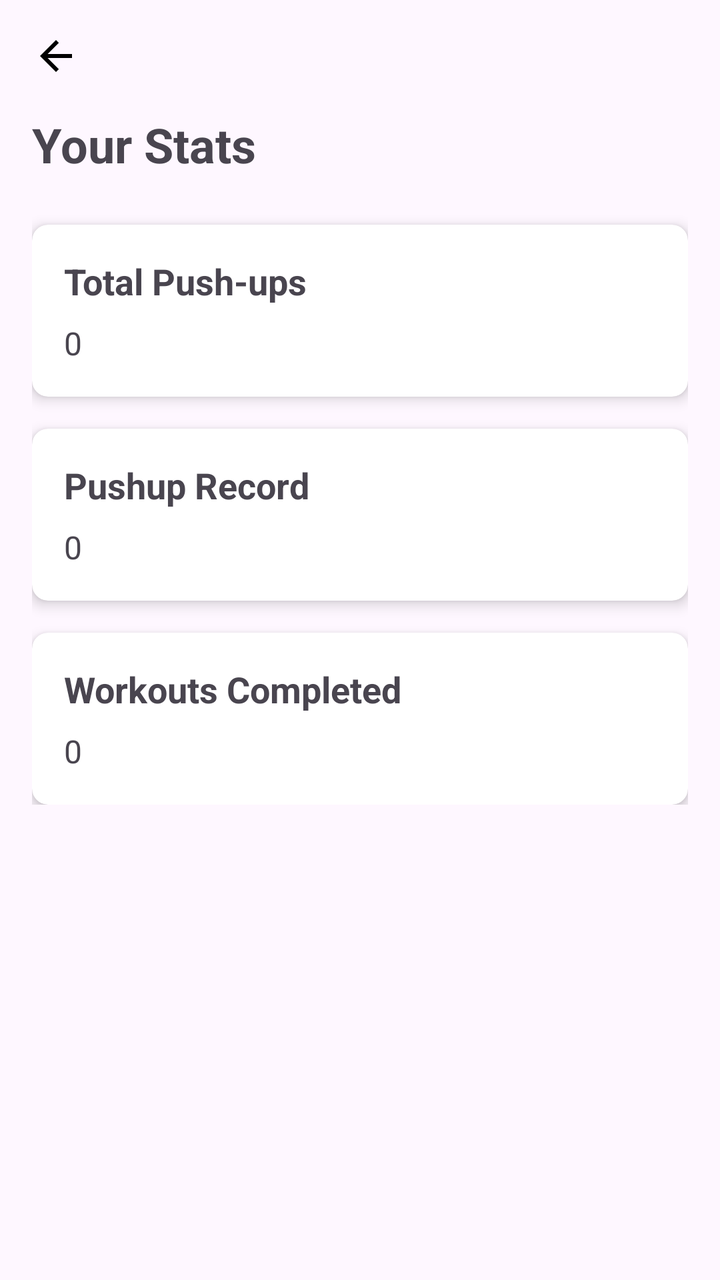
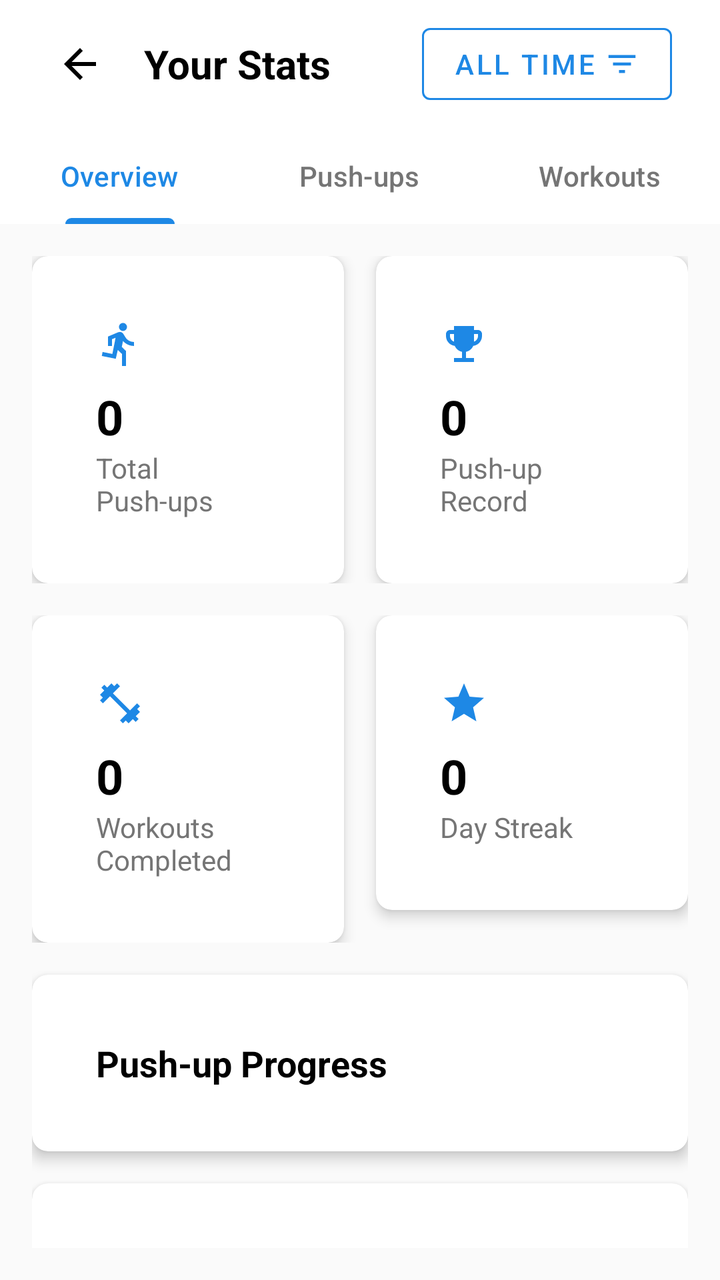

An Android layout rendered at two revisions. The XML below is the earlier revision; the diff shows what the commit changed to produce the second picture.
<!-- AndroidManifest.xml: application theme Theme.Boxy -->
<!-- res/layout/fragment_stats.xml -->
<?xml version="1.0" encoding="utf-8"?>
<ScrollView
    xmlns:android="http://schemas.android.com/apk/res/android"
    xmlns:app="http://schemas.android.com/apk/res-auto"
    android:layout_width="match_parent"
    android:layout_height="match_parent"
    android:padding="16dp">

    <LinearLayout
        android:layout_width="match_parent"
        android:layout_height="wrap_content"
        android:orientation="vertical">

        
        <ImageButton
            android:id="@+id/btn_back"
            android:layout_width="wrap_content"
            android:layout_height="wrap_content"
            android:background="?attr/selectableItemBackgroundBorderless"
            android:src="@drawable/ic_arrow_back"
            android:contentDescription="Back"
            android:layout_marginBottom="16dp"/>

        
        <TextView
            android:id="@+id/tv_stats_title"
            android:layout_width="wrap_content"
            android:layout_height="wrap_content"
            android:text="Your Stats"
            android:textSize="24sp"
            android:textStyle="bold"
            android:layout_marginBottom="24dp"/>

        
        <androidx.cardview.widget.CardView
            android:layout_width="match_parent"
            android:layout_height="wrap_content"
            app:cardCornerRadius="8dp"
            app:cardElevation="4dp"
            android:layout_marginBottom="16dp">
            <LinearLayout
                android:layout_width="match_parent"
                android:layout_height="wrap_content"
                android:orientation="vertical"
                android:padding="16dp">
                <TextView
                    android:id="@+id/tv_pushup_label"
                    android:layout_width="wrap_content"
                    android:layout_height="wrap_content"
                    android:text="Total Push-ups"
                    android:textSize="18sp"
                    android:textStyle="bold"/>
                <TextView
                    android:id="@+id/tv_total_pushups"
                    android:layout_width="wrap_content"
                    android:layout_height="wrap_content"
                    android:text="0"
                    android:textSize="16sp"
                    android:layout_marginTop="8dp"/>
            </LinearLayout>
        </androidx.cardview.widget.CardView>

        
        <androidx.cardview.widget.CardView
            android:layout_width="match_parent"
            android:layout_height="wrap_content"
            app:cardCornerRadius="8dp"
            app:cardElevation="4dp"
            android:layout_marginBottom="16dp">
            <LinearLayout
                android:layout_width="match_parent"
                android:layout_height="wrap_content"
                android:orientation="vertical"
                android:padding="16dp">
                <TextView
                    android:id="@+id/tv_record_label"
                    android:layout_width="wrap_content"
                    android:layout_height="wrap_content"
                    android:text="Pushup Record"
                    android:textSize="18sp"
                    android:textStyle="bold"/>
                <TextView
                    android:id="@+id/tv_pushup_record"
                    android:layout_width="wrap_content"
                    android:layout_height="wrap_content"
                    android:text="0"
                    android:textSize="16sp"
                    android:layout_marginTop="8dp"/>
            </LinearLayout>
        </androidx.cardview.widget.CardView>

        
        <androidx.cardview.widget.CardView
            android:layout_width="match_parent"
            android:layout_height="wrap_content"
            app:cardCornerRadius="8dp"
            app:cardElevation="4dp">
            <LinearLayout
                android:layout_width="match_parent"
                android:layout_height="wrap_content"
                android:orientation="vertical"
                android:padding="16dp">
                <TextView
                    android:id="@+id/tv_workout_label"
                    android:layout_width="wrap_content"
                    android:layout_height="wrap_content"
                    android:text="Workouts Completed"
                    android:textSize="18sp"
                    android:textStyle="bold"/>
                <TextView
                    android:id="@+id/tv_total_workouts"
                    android:layout_width="wrap_content"
                    android:layout_height="wrap_content"
                    android:text="0"
                    android:textSize="16sp"
                    android:layout_marginTop="8dp"/>
            </LinearLayout>
        </androidx.cardview.widget.CardView>

    </LinearLayout>
</ScrollView>
<!-- resources referenced by this layout -->
<resources>
  <!-- drawable ic_arrow_back (drawable) -->
  <vector xmlns:android="http://schemas.android.com/apk/res/android"
      android:width="24dp"
      android:height="24dp"
      android:viewportWidth="24"
      android:viewportHeight="24">
      <path
          android:fillColor="#FF000000"
          android:pathData="M20,11H7.83l5.59,-5.59L12,4l-8,8 8,8 1.41,-1.41L7.83,13H20v-2z"/>
  </vector>
  <style name="Theme.Boxy" parent="Base.Theme.Boxy" />
  <style name="Base.Theme.Boxy" parent="Theme.Material3.DayNight.NoActionBar">
          
          
      </style>
</resources>

<!-- the commit's change to res/layout/fragment_stats.xml (unified diff, before → after) -->
@@ -1,121 +1,477 @@
 <?xml version="1.0" encoding="utf-8"?>
-<ScrollView
+<androidx.coordinatorlayout.widget.CoordinatorLayout
     xmlns:android="http://schemas.android.com/apk/res/android"
     xmlns:app="http://schemas.android.com/apk/res-auto"
+    xmlns:tools="http://schemas.android.com/tools"
     android:layout_width="match_parent"
     android:layout_height="match_parent"
-    android:padding="16dp">
-
-    <LinearLayout
+    android:background="@color/background_light">
+
+    <com.google.android.material.appbar.AppBarLayout
+        android:id="@+id/appbar"
         android:layout_width="match_parent"
         android:layout_height="wrap_content"
-        android:orientation="vertical">
-
-        
-        <ImageButton
-            android:id="@+id/btn_back"
-            android:layout_width="wrap_content"
-            android:layout_height="wrap_content"
-            android:background="?attr/selectableItemBackgroundBorderless"
-            android:src="@drawable/ic_arrow_back"
-            android:contentDescription="Back"
-            android:layout_marginBottom="16dp"/>
-
-        
-        <TextView
-            android:id="@+id/tv_stats_title"
-            android:layout_width="wrap_content"
-            android:layout_height="wrap_content"
-            android:text="Your Stats"
-            android:textSize="24sp"
-            android:textStyle="bold"
-            android:layout_marginBottom="24dp"/>
-
-        
-        <androidx.cardview.widget.CardView
+        android:background="@color/white"
+        app:elevation="0dp">
+
+        <androidx.appcompat.widget.Toolbar
+            android:id="@+id/toolbar"
+            android:layout_width="match_parent"
+            android:layout_height="?attr/actionBarSize"
+            android:paddingStart="8dp"
+            android:paddingEnd="16dp">
+
+            <LinearLayout
+                android:layout_width="match_parent"
+                android:layout_height="wrap_content"
+                android:orientation="horizontal"
+                android:gravity="center_vertical">
+
+                <ImageButton
+                    android:id="@+id/btn_back"
+                    android:layout_width="48dp"
+                    android:layout_height="48dp"
+                    android:background="?attr/selectableItemBackgroundBorderless"
+                    android:src="@drawable/ic_arrow_back"
+                    android:contentDescription="Back"
+                    app:tint="@color/black" />
+
+                <TextView
+                    android:id="@+id/tv_stats_title"
+                    android:layout_width="0dp"
+                    android:layout_height="wrap_content"
+                    android:layout_weight="1"
+                    android:text="Your Stats"
+                    android:textSize="20sp"
+                    android:textStyle="bold"
+                    android:textColor="@color/black"
+                    android:layout_marginStart="8dp" />
+
+                <com.google.android.material.button.MaterialButton
+                    android:id="@+id/btn_time_filter"
+                    style="@style/Widget.MaterialComponents.Button.OutlinedButton"
+                    android:layout_width="wrap_content"
+                    android:layout_height="wrap_content"
+                    android:text="All Time"
+                    android:textColor="@color/primary"
+                    app:strokeColor="@color/primary"
+                    app:icon="@drawable/ic_filter"
+                    app:iconTint="@color/primary"
+                    app:iconGravity="end" />
+            </LinearLayout>
+        </androidx.appcompat.widget.Toolbar>
+
+        <com.google.android.material.tabs.TabLayout
+            android:id="@+id/tab_layout"
             android:layout_width="match_parent"
             android:layout_height="wrap_content"
-            app:cardCornerRadius="8dp"
-            app:cardElevation="4dp"
-            android:layout_marginBottom="16dp">
-            <LinearLayout
-                android:layout_width="match_parent"
-                android:layout_height="wrap_content"
-                android:orientation="vertical"
-                android:padding="16dp">
-                <TextView
-                    android:id="@+id/tv_pushup_label"
-                    android:layout_width="wrap_content"
-                    android:layout_height="wrap_content"
-                    android:text="Total Push-ups"
-                    android:textSize="18sp"
-                    android:textStyle="bold"/>
-                <TextView
-                    android:id="@+id/tv_total_pushups"
-                    android:layout_width="wrap_content"
-                    android:layout_height="wrap_content"
-                    android:text="0"
-                    android:textSize="16sp"
-                    android:layout_marginTop="8dp"/>
-            </LinearLayout>
-        </androidx.cardview.widget.CardView>
-
-        
-        <androidx.cardview.widget.CardView
+            app:tabMode="fixed"
+            app:tabGravity="fill"
+            app:tabIndicatorColor="@color/primary"
+            app:tabSelectedTextColor="@color/primary"
+            app:tabTextColor="@color/gray_dark"
+            android:background="@color/white">
+
+            <com.google.android.material.tabs.TabItem
+                android:layout_width="wrap_content"
+                android:layout_height="wrap_content"
+                android:text="Overview" />
+
+            <com.google.android.material.tabs.TabItem
+                android:layout_width="wrap_content"
+                android:layout_height="wrap_content"
+                android:text="Push-ups" />
+
+            <com.google.android.material.tabs.TabItem
+                android:layout_width="wrap_content"
+                android:layout_height="wrap_content"
+                android:text="Workouts" />
+        </com.google.android.material.tabs.TabLayout>
+    </com.google.android.material.appbar.AppBarLayout>
+
+    <androidx.core.widget.NestedScrollView
+        android:layout_width="match_parent"
+        android:layout_height="match_parent"
+        app:layout_behavior="@string/appbar_scrolling_view_behavior"
+        android:padding="16dp">
+
+        <LinearLayout
             android:layout_width="match_parent"
             android:layout_height="wrap_content"
-            app:cardCornerRadius="8dp"
-            app:cardElevation="4dp"
-            android:layout_marginBottom="16dp">
+            android:orientation="vertical">
+
+            
             <LinearLayout
                 android:layout_width="match_parent"
                 android:layout_height="wrap_content"
-                android:orientation="vertical"
-                android:padding="16dp">
-                <TextView
-                    android:id="@+id/tv_record_label"
-                    android:layout_width="wrap_content"
-                    android:layout_height="wrap_content"
-                    android:text="Pushup Record"
-                    android:textSize="18sp"
-                    android:textStyle="bold"/>
-                <TextView
-                    android:id="@+id/tv_pushup_record"
-                    android:layout_width="wrap_content"
-                    android:layout_height="wrap_content"
-                    android:text="0"
-                    android:textSize="16sp"
-                    android:layout_marginTop="8dp"/>
+                android:orientation="horizontal"
+                android:layout_marginBottom="16dp">
+
+                
+                <androidx.cardview.widget.CardView
+                    style="@style/CardView.App"
+                    android:layout_width="0dp"
+                    android:layout_height="wrap_content"
+                    android:layout_weight="1"
+                    android:layout_marginEnd="8dp">
+
+                    <LinearLayout
+                        android:layout_width="match_parent"
+                        android:layout_height="wrap_content"
+                        android:orientation="vertical"
+                        android:padding="16dp">
+
+                        <ImageView
+                            android:layout_width="24dp"
+                            android:layout_height="24dp"
+                            android:src="@drawable/ic_exercise"
+                            app:tint="@color/primary" />
+
+                        <TextView
+                            android:id="@+id/tv_total_pushups"
+                            android:layout_width="wrap_content"
+                            android:layout_height="wrap_content"
+                            android:text="0"
+                            android:textSize="24sp"
+                            android:textStyle="bold"
+                            android:textColor="@color/black"
+                            android:layout_marginTop="8dp" />
+
+                        <TextView
+                            android:layout_width="wrap_content"
+                            android:layout_height="wrap_content"
+                            android:text="Total Push-ups"
+                            android:textSize="14sp"
+                            android:textColor="@color/gray_dark" />
+                    </LinearLayout>
+                </androidx.cardview.widget.CardView>
+
+                
+                <androidx.cardview.widget.CardView
+                    style="@style/CardView.App"
+                    android:layout_width="0dp"
+                    android:layout_height="wrap_content"
+                    android:layout_weight="1"
+                    android:layout_marginStart="8dp">
+
+                    <LinearLayout
+                        android:layout_width="match_parent"
+                        android:layout_height="wrap_content"
+                        android:orientation="vertical"
+                        android:padding="16dp">
+
+                        <ImageView
+                            android:layout_width="24dp"
+                            android:layout_height="24dp"
+                            android:src="@drawable/ic_trophy"
+                            app:tint="@color/primary" />
+
+                        <TextView
+                            android:id="@+id/tv_pushup_record"
+                            android:layout_width="wrap_content"
+                            android:layout_height="wrap_content"
+                            android:text="0"
+                            android:textSize="24sp"
+                            android:textStyle="bold"
+                            android:textColor="@color/black"
+                            android:layout_marginTop="8dp" />
+
+                        <TextView
+                            android:layout_width="wrap_content"
+                            android:layout_height="wrap_content"
+                            android:text="Push-up Record"
+                            android:textSize="14sp"
+                            android:textColor="@color/gray_dark" />
+                    </LinearLayout>
+                </androidx.cardview.widget.CardView>
             </LinearLayout>
-        </androidx.cardview.widget.CardView>
-
-        
-        <androidx.cardview.widget.CardView
-            android:layout_width="match_parent"
-            android:layout_height="wrap_content"
-            app:cardCornerRadius="8dp"
-            app:cardElevation="4dp">
+
+            
             <LinearLayout
                 android:layout_width="match_parent"
                 android:layout_height="wrap_content"
-                android:orientation="vertical"
-                android:padding="16dp">
-                <TextView
-                    android:id="@+id/tv_workout_label"
-                    android:layout_width="wrap_content"
-                    android:layout_height="wrap_content"
-                    android:text="Workouts Completed"
-                    android:textSize="18sp"
-                    android:textStyle="bold"/>
-                <TextView
-                    android:id="@+id/tv_total_workouts"
-                    android:layout_width="wrap_content"
-                    android:layout_height="wrap_content"
-                    android:text="0"
-                    android:textSize="16sp"
-                    android:layout_marginTop="8dp"/>
+                android:orientation="horizontal"
+                android:layout_marginBottom="16dp">
+
+                
+                <androidx.cardview.widget.CardView
+                    style="@style/CardView.App"
+                    android:layout_width="0dp"
+                    android:layout_height="wrap_content"
+                    android:layout_weight="1"
+                    android:layout_marginEnd="8dp">
+
+                    <LinearLayout
+                        android:layout_width="match_parent"
+                        android:layout_height="wrap_content"
+                        android:orientation="vertical"
+                        android:padding="16dp">
+
+                        <ImageView
+                            android:layout_width="24dp"
+                            android:layout_height="24dp"
+                            android:src="@drawable/ic_workouts"
+                            app:tint="@color/primary" />
+
+                        <TextView
+                            android:id="@+id/tv_total_workouts"
+                            android:layout_width="wrap_content"
+                            android:layout_height="wrap_content"
+                            android:text="0"
+                            android:textSize="24sp"
+                            android:textStyle="bold"
+                            android:textColor="@color/black"
+                            android:layout_marginTop="8dp" />
+
+                        <TextView
+                            android:layout_width="wrap_content"
+                            android:layout_height="wrap_content"
+                            android:text="Workouts Completed"
+                            android:textSize="14sp"
+                            android:textColor="@color/gray_dark" />
+                    </LinearLayout>
+                </androidx.cardview.widget.CardView>
+
+                
+                <androidx.cardview.widget.CardView
+                    style="@style/CardView.App"
+                    android:layout_width="0dp"
+                    android:layout_height="wrap_content"
+                    android:layout_weight="1"
+                    android:layout_marginStart="8dp">
+
+                    <LinearLayout
+                        android:layout_width="match_parent"
+                        android:layout_height="wrap_content"
+                        android:orientation="vertical"
+                        android:padding="16dp">
+
+                        <ImageView
+                            android:layout_width="24dp"
+                            android:layout_height="24dp"
+                            android:src="@drawable/ic_streak"
+                            app:tint="@color/primary" />
+
+                        <TextView
+                            android:id="@+id/tv_current_streak"
+                            android:layout_width="wrap_content"
+                            android:layout_height="wrap_content"
+                            android:text="0"
+                            android:textSize="24sp"
+                            android:textStyle="bold"
+                            android:textColor="@color/black"
+                            android:layout_marginTop="8dp" />
+
+                        <TextView
+                            android:layout_width="wrap_content"
+                            android:layout_height="wrap_content"
+                            android:text="Day Streak"
+                            android:textSize="14sp"
+                            android:textColor="@color/gray_dark" />
+                    </LinearLayout>
+                </androidx.cardview.widget.CardView>
             </LinearLayout>
-        </androidx.cardview.widget.CardView>
-
-    </LinearLayout>
-</ScrollView>
+
+            
+            <androidx.cardview.widget.CardView
+                style="@style/CardView.App"
+                android:layout_width="match_parent"
+                android:layout_height="wrap_content"
+                android:layout_marginBottom="16dp">
+
+                <LinearLayout
+                    android:layout_width="match_parent"
+                    android:layout_height="wrap_content"
+                    android:orientation="vertical"
+                    android:padding="16dp">
+
+                    <TextView
+                        android:layout_width="wrap_content"
+                        android:layout_height="wrap_content"
+                        android:text="Push-up Progress"
+                        android:textSize="18sp"
+                        android:textStyle="bold"
+                        android:textColor="@color/black" />
+
+                </LinearLayout>
+            </androidx.cardview.widget.CardView>
+
+            
+            <androidx.cardview.widget.CardView
+                style="@style/CardView.App"
+                android:layout_width="match_parent"
+                android:layout_height="wrap_content"
+                android:layout_marginBottom="16dp">
+
+                <LinearLayout
+                    android:layout_width="match_parent"
+                    android:layout_height="wrap_content"
+                    android:orientation="vertical"
+                    android:padding="16dp">
+
+                    <LinearLayout
+                        android:layout_width="match_parent"
+                        android:layout_height="wrap_content"
+                        android:orientation="horizontal">
+
+                        <TextView
+                            android:layout_width="0dp"
+                            android:layout_height="wrap_content"
+                            android:layout_weight="1"
+                            android:text="Recent Workouts"
+                            android:textSize="18sp"
+                            android:textStyle="bold"
+                            android:textColor="@color/black" />
+
+                        <TextView
+                            android:id="@+id/tv_view_all_workouts"
+                            android:layout_width="wrap_content"
+                            android:layout_height="wrap_content"
+                            android:text="View All"
+                            android:textColor="@color/primary"
+                            android:textStyle="bold" />
+                    </LinearLayout>
+
+                    <androidx.recyclerview.widget.RecyclerView
+                        android:id="@+id/rv_recent_workouts"
+                        android:layout_width="match_parent"
+                        android:layout_height="wrap_content"
+                        android:layout_marginTop="16dp"
+                        android:nestedScrollingEnabled="false" />
+                </LinearLayout>
+            </androidx.cardview.widget.CardView>
+
+            
+            <androidx.cardview.widget.CardView
+                style="@style/CardView.App"
+                android:layout_width="match_parent"
+                android:layout_height="wrap_content">
+
+                <LinearLayout
+                    android:layout_width="match_parent"
+                    android:layout_height="wrap_content"
+                    android:orientation="vertical"
+                    android:padding="16dp">
+
+                    <TextView
+                        android:layout_width="wrap_content"
+                        android:layout_height="wrap_content"
+                        android:text="Personal Bests"
+                        android:textSize="18sp"
+                        android:textStyle="bold"
+                        android:textColor="@color/black" />
+
+                    <LinearLayout
+                        android:layout_width="match_parent"
+                        android:layout_height="wrap_content"
+                        android:orientation="horizontal"
+                        android:layout_marginTop="16dp">
+
+                        <LinearLayout
+                            android:layout_width="0dp"
+                            android:layout_height="wrap_content"
+                            android:layout_weight="1"
+                            android:orientation="vertical">
+
+                            <TextView
+                                android:layout_width="wrap_content"
+                                android:layout_height="wrap_content"
+                                android:text="Most Push-ups"
+                                android:textSize="14sp"
+                                android:textColor="@color/gray_dark" />
+
+                            <TextView
+                                android:id="@+id/tv_most_pushups"
+                                android:layout_width="wrap_content"
+                                android:layout_height="wrap_content"
+                                android:text="0 reps"
+                                android:textSize="16sp"
+                                android:textStyle="bold"
+                                android:textColor="@color/black"
+                                android:layout_marginTop="4dp" />
+                        </LinearLayout>
+
+                        <LinearLayout
+                            android:layout_width="0dp"
+                            android:layout_height="wrap_content"
+                            android:layout_weight="1"
+                            android:orientation="vertical">
+
+                            <TextView
+                                android:layout_width="wrap_content"
+                                android:layout_height="wrap_content"
+                                android:text="Longest Workout"
+                                android:textSize="14sp"
+                                android:textColor="@color/gray_dark" />
+
+                            <TextView
+                                android:id="@+id/tv_longest_workout"
+                                android:layout_width="wrap_content"
+                                android:layout_height="wrap_content"
+                                android:text="0 min"
+                                android:textSize="16sp"
+                                android:textStyle="bold"
+                                android:textColor="@color/black"
+                                android:layout_marginTop="4dp" />
+                        </LinearLayout>
+                    </LinearLayout>
+
+                    <LinearLayout
+                        android:layout_width="match_parent"
+                        android:layout_height="wrap_content"
+                        android:orientation="horizontal"
+                        android:layout_marginTop="16dp">
+
+                        <LinearLayout
+                            android:layout_width="0dp"
+                            android:layout_height="wrap_content"
+                            android:layout_weight="1"
+                            android:orientation="vertical">
+
+                            <TextView
+                                android:layout_width="wrap_content"
+                                android:layout_height="wrap_content"
+                                android:text="Best Streak"
+                                android:textSize="14sp"
+                                android:textColor="@color/gray_dark" />
+
+                            <TextView
+                                android:id="@+id/tv_best_streak"
+                                android:layout_width="wrap_content"
+                                android:layout_height="wrap_content"
+                                android:text="0 days"
+                                android:textSize="16sp"
+                                android:textStyle="bold"
+                                android:textColor="@color/black"
+                                android:layout_marginTop="4dp" />
+                        </LinearLayout>
+
+                        <LinearLayout
+                            android:layout_width="0dp"
+                            android:layout_height="wrap_content"
+                            android:layout_weight="1"
+                            android:orientation="vertical">
+
+                            <TextView
+                                android:layout_width="wrap_content"
+                                android:layout_height="wrap_content"
+                                android:text="Most Calories"
+                                android:textSize="14sp"
+                                android:textColor="@color/gray_dark" />
+
+                            <TextView
+                                android:id="@+id/tv_most_calories"
+                                android:layout_width="wrap_content"
+                                android:layout_height="wrap_content"
+                                android:text="0 kcal"
+                                android:textSize="16sp"
+                                android:textStyle="bold"
+                                android:textColor="@color/black"
+                                android:layout_marginTop="4dp" />
+                        </LinearLayout>
+                    </LinearLayout>
+                </LinearLayout>
+            </androidx.cardview.widget.CardView>
+        </LinearLayout>
+    </androidx.core.widget.NestedScrollView>
+</androidx.coordinatorlayout.widget.CoordinatorLayout>
<!-- resource entries referenced after the edit -->
@@ -1,5 +1,10 @@
 <!-- resources referenced by this layout -->
 <resources>
+  <color name="background_light">#FFFAFAFA</color>
+  <color name="black">#FF000000</color>
+  <color name="gray_dark">#FF757575</color>
+  <color name="primary">#FF1E88E5</color>
+  <color name="white">#FFFFFFFF</color>
   <!-- drawable ic_arrow_back (drawable) -->
   <vector xmlns:android="http://schemas.android.com/apk/res/android"
       android:width="24dp"
@@ -10,7 +15,64 @@
           android:fillColor="#FF000000"
           android:pathData="M20,11H7.83l5.59,-5.59L12,4l-8,8 8,8 1.41,-1.41L7.83,13H20v-2z"/>
   </vector>
+  <!-- drawable ic_exercise (drawable) -->
+  <vector xmlns:android="http://schemas.android.com/apk/res/android"
+      android:width="24dp"
+      android:height="24dp"
+      android:viewportWidth="24"
+      android:viewportHeight="24">
+      <path
+          android:fillColor="#FF000000"
+          android:pathData="M13.49,5.48c1.1,0 2,-0.9 2,-2s-0.9,-2 -2,-2 -2,0.9 -2,2 0.9,2 2,2zM9.89,19.38l1,-4.4 2.1,2v6h2v-7.5l-2.1,-2 0.6,-3c1.3,1.5 3.3,2.5 5.5,2.5v-2c-1.9,0 -3.5,-1 -4.3,-2.4l-1,-1.6c-0.4,-0.6 -1,-1 -1.7,-1 -0.3,0 -0.5,0.1 -0.8,0.1l-5.2,2.2v4.7h2v-3.4l1.8,-0.7 -1.6,8.1 -4.9,-1 -0.4,2 7,1.4z"/>
+  </vector>
+  <!-- drawable ic_filter (drawable) -->
+  <vector xmlns:android="http://schemas.android.com/apk/res/android"
+      android:width="24dp"
+      android:height="24dp"
+      android:viewportWidth="24"
+      android:viewportHeight="24">
+      <path
+          android:fillColor="#FF000000"
+          android:pathData="M10,18h4v-2h-4v2zM3,6v2h18L21,6L3,6zM6,13h12v-2L6,11v2z"/>
+  </vector>
+  <!-- drawable ic_streak (drawable) -->
+  <vector xmlns:android="http://schemas.android.com/apk/res/android"
+      android:width="24dp"
+      android:height="24dp"
+      android:viewportWidth="24"
+      android:viewportHeight="24">
+      <path
+          android:fillColor="#FF000000"
+          android:pathData="M12,17.27L18.18,21l-1.64,-7.03L22,9.24l-7.19,-0.61L12,2 9.19,8.63 2,9.24l5.46,4.73L5.82,21z"/>
+  </vector>
+  <!-- drawable ic_trophy (drawable) -->
+  <vector xmlns:android="http://schemas.android.com/apk/res/android"
+      android:width="24dp"
+      android:height="24dp"
+      android:viewportWidth="24"
+      android:viewportHeight="24">
+      <path
+          android:fillColor="#FF000000"
+          android:pathData="M19,5h-2V3H7v2H5C3.9,5 3,5.9 3,7v1c0,2.55 1.92,4.63 4.39,4.94c0.63,1.5 1.98,2.63 3.61,2.96V19H7v2h10v-2h-4v-3.1c1.63,-0.33 2.98,-1.46 3.61,-2.96C19.08,12.63 21,10.55 21,8V7C21,5.9 20.1,5 19,5zM5,8V7h2v3.82C5.84,10.4 5,9.3 5,8zM19,8c0,1.3 -0.84,2.4 -2,2.82V7h2V8z"/>
+  </vector>
+  <!-- drawable ic_workouts (drawable) -->
+  <vector xmlns:android="http://schemas.android.com/apk/res/android"
+      android:width="24dp"
+      android:height="24dp"
+      android:viewportWidth="24"
+      android:viewportHeight="24">
+      <path
+          android:fillColor="#FF000000"
+          android:pathData="M20.57,14.86L22,13.43 20.57,12 17,15.57 8.43,7 12,3.43 10.57,2 9.14,3.43 7.71,2 5.57,4.14 4.14,2.71 2.71,4.14l1.43,1.43L2,7.71l1.43,1.43L2,10.57 3.43,12 7,8.43 15.57,17 12,20.57 13.43,22l1.43,-1.43L16.29,22l2.14,-2.14 1.43,1.43 1.43,-1.43 -1.43,-1.43L22,16.29z"/>
+  </vector>
+  <style name="CardView.App" parent="Widget.MaterialComponents.CardView">
+          <item name="cardCornerRadius">8dp</item>
+          <item name="cardElevation">4dp</item>
+          <item name="contentPadding">16dp</item>
+          <item name="cardBackgroundColor">@color/card_background</item>
+      </style>
   <style name="Theme.Boxy" parent="Base.Theme.Boxy" />
+  <color name="card_background">#FFFFFFFF</color>
   <style name="Base.Theme.Boxy" parent="Theme.Material3.DayNight.NoActionBar">
           
           
